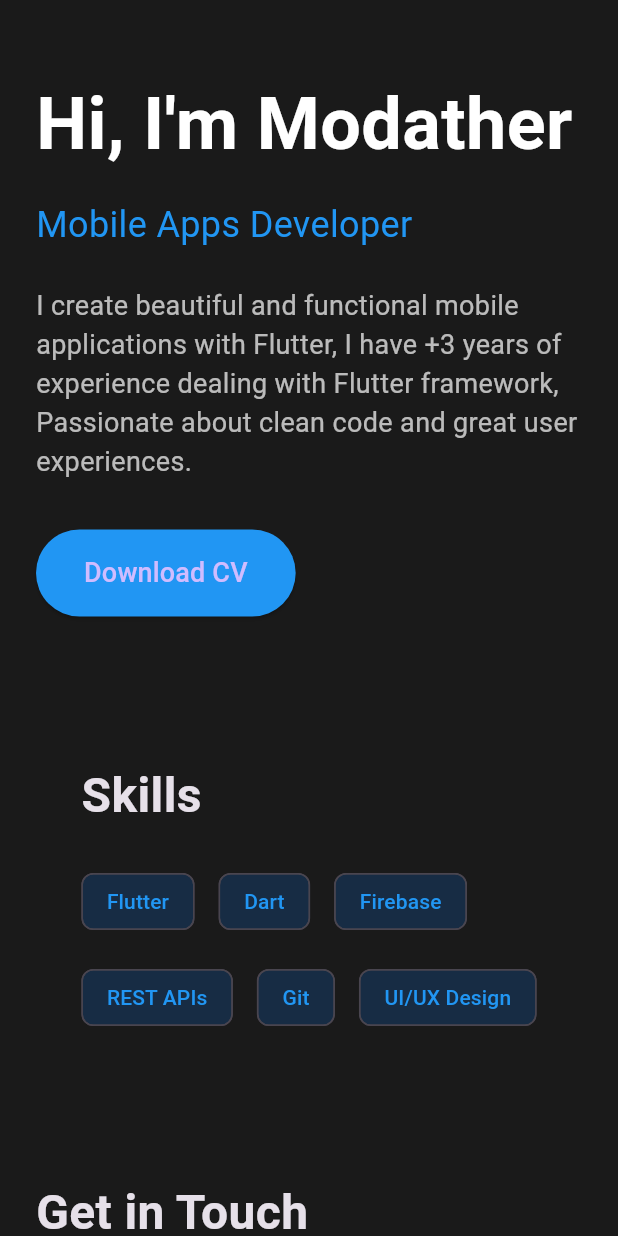
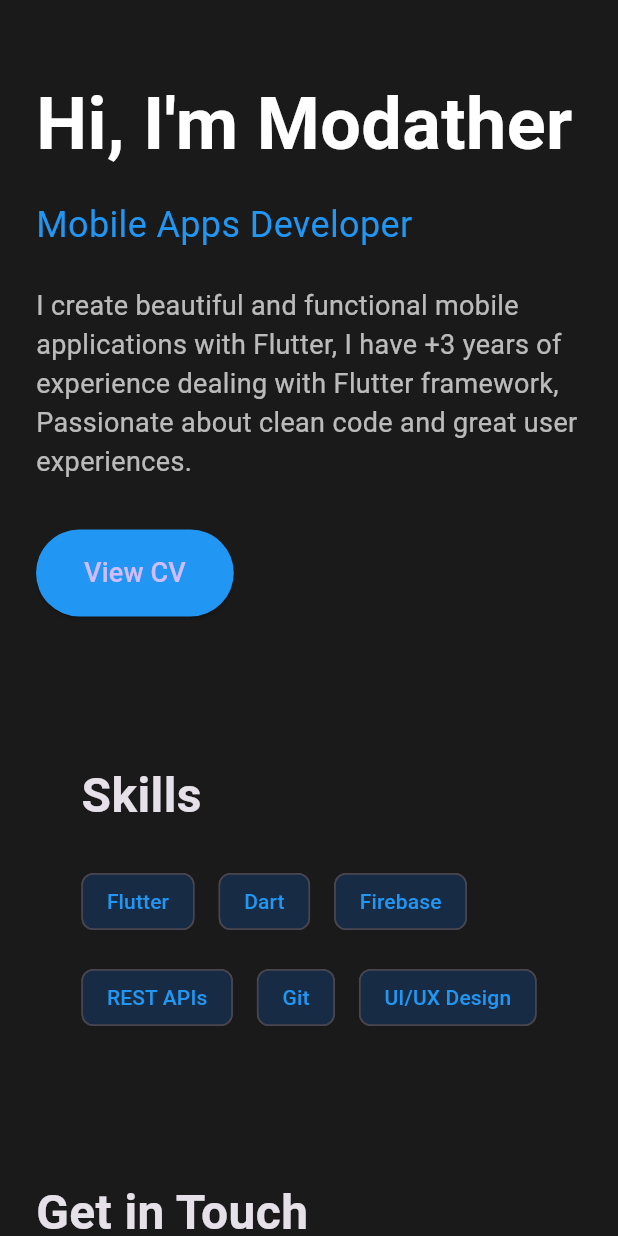
Before and after one commit to mohamedSwylam/Portofolio, a Flutter app: the screen it shows after launch, on a phone screen of 412 x 824 dp. Run offline on Flutter 3.47's test engine with Material 3 defaults, Android fonts, the phone set to English and light mode, and no system bars; our stand-ins replace font_awesome_flutter.

Commit message:
feat: Add CV PDF asset, update LinkedIn URL, and integrate AboutSection in portfolio

```diff
--- /dev/null
+++ b/lib/screens/about_section.dart
@@ -0,0 +1,58 @@
+import 'package:flutter/material.dart';
+import 'package:url_launcher/url_launcher.dart';
+
+class AboutSection extends StatelessWidget {
+  const AboutSection({
+    super.key,
+  });
+
+  @override
+  Widget build(BuildContext context) {
+    return Container(
+      padding: const EdgeInsets.symmetric(horizontal: 24, vertical: 48),
+      child: Column(
+        crossAxisAlignment: CrossAxisAlignment.start,
+        children: [
+          const Text(
+            'Hi, I\'m Modather',
+            style: TextStyle(
+              fontSize: 48,
+              fontWeight: FontWeight.bold,
+              color: Colors.white,
+            ),
+          ),
+          const SizedBox(height: 16),
+          const Text(
+            'Mobile Apps Developer',
+            style: TextStyle(
+              fontSize: 24,
+              color: Colors.blue,
+            ),
+          ),
+          const SizedBox(height: 24),
+          const Text(
+            'I create beautiful and functional mobile applications with Flutter, I have +3 years of experience dealing with Flutter framework, Passionate about clean code and great user experiences.',
+            style: TextStyle(
+              fontSize: 18,
+              color: Colors.white70,
+            ),
+          ),
+          const SizedBox(height: 32),
+          ElevatedButton(
+            onPressed: () {
+              launchUrl(Uri.parse('assets/Modather_CV.pdf'));
+            },
+            style: ElevatedButton.styleFrom(
+              padding: const EdgeInsets.symmetric(horizontal: 32, vertical: 16),
+              backgroundColor: Colors.blue,
+            ),
+            child: const Text(
+              'View CV',
+              style: TextStyle(fontSize: 18),
+            ),
+          ),
+        ],
+      ),
+    );
+  }
+}
--- a/lib/screens/contact_section.dart
+++ b/lib/screens/contact_section.dart
@@ -36,12 +36,17 @@ class ContactSection extends StatelessWidget {
               const SizedBox(width: 16),
               SocialButton(
                 icon: FontAwesomeIcons.linkedin,
-                url: 'https://www.linkedin.com/in/modather-ali/',
+                url: 'https://www.linkedin.com/in/modather-ali',
               ),
               const SizedBox(width: 16),
               SocialButton(
                 icon: FontAwesomeIcons.github,
                 url: 'https://github.com/modather-ali',
+              ),
+              const SizedBox(width: 16),
+              SocialButton(
+                icon: FontAwesomeIcons.whatsapp,
+                url: 'https://wa.me/+201557016433',
               ),
             ],
           ),
--- a/lib/screens/portfolio_home_page.dart
+++ b/lib/screens/portfolio_home_page.dart
@@ -1,5 +1,6 @@
 import 'package:flutter/material.dart';
 
+import 'about_section.dart';
 import 'contact_section.dart';
 import 'skills_section.dart';
 
@@ -12,117 +13,11 @@ class PortfolioHomePage extends StatelessWidget {
       body: SingleChildScrollView(
         child: Column(
           children: [
-            // Hero Section
-            Container(
-              padding: const EdgeInsets.symmetric(horizontal: 24, vertical: 48),
-              child: Column(
-                crossAxisAlignment: CrossAxisAlignment.start,
-                children: [
-                  const Text(
-                    'Hi, I\'m Modather',
-                    style: TextStyle(
-                      fontSize: 48,
-                      fontWeight: FontWeight.bold,
-                      color: Colors.white,
-                    ),
-                  ),
-                  const SizedBox(height: 16),
-                  const Text(
-                    'Mobile Apps Developer',
-                    style: TextStyle(
-                      fontSize: 24,
-                      color: Colors.blue,
-                    ),
-                  ),
-                  const SizedBox(height: 24),
-                  const Text(
-                    'I create beautiful and functional mobile applications with Flutter, I have +3 years of experience dealing with Flutter framework, Passionate about clean code and great user experiences.',
-                    style: TextStyle(
-                      fontSize: 18,
-                      color: Colors.white70,
-                    ),
-                  ),
-                  const SizedBox(height: 32),
-                  ElevatedButton(
-                    onPressed: () {},
-                    style: ElevatedButton.styleFrom(
-                      padding: const EdgeInsets.symmetric(
-                          horizontal: 32, vertical: 16),
-                      backgroundColor: Colors.blue,
-                    ),
-                    child: const Text(
-                      'Download CV',
-                      style: TextStyle(fontSize: 18),
-                    ),
-                  ),
-                ],
-              ),
-            ),
-
+            AboutSection(),
             SkillsSection(),
-
-            // Projects Section
-            Visibility(
-              visible: false,
-              child: Container(
-                padding:
-                    const EdgeInsets.symmetric(horizontal: 24, vertical: 48),
-                child: Column(
-                  crossAxisAlignment: CrossAxisAlignment.start,
-                  children: [
-                    const Text(
-                      'Projects',
-                      style: TextStyle(
-                        fontSize: 32,
-                        fontWeight: FontWeight.bold,
-                      ),
-                    ),
-                    const SizedBox(height: 24),
-                    _buildProjectCard(
-                      'Project 1',
-                      'A brief description of your first project and its key features.',
-                    ),
-                    const SizedBox(height: 16),
-                    _buildProjectCard(
-                      'Project 2',
-                      'A brief description of your second project and its key features.',
-                    ),
-                  ],
-                ),
-              ),
-            ),
-
-            //
             ContactSection(),
-          ],
-        ),
-      ),
-    );
-  }
-
-  Widget _buildProjectCard(String title, String description) {
-    return Card(
-      color: const Color(0xFF2A2A2A),
-      child: Padding(
-        padding: const EdgeInsets.all(16),
-        child: Column(
-          crossAxisAlignment: CrossAxisAlignment.start,
-          children: [
-            Text(
-              title,
-              style: const TextStyle(
-                fontSize: 24,
-                fontWeight: FontWeight.bold,
-              ),
-            ),
-            const SizedBox(height: 8),
-            Text(
-              description,
-              style: const TextStyle(
-                fontSize: 16,
-                color: Colors.white70,
-              ),
-            ),
+            const SizedBox(height: 10),
+            Text('Made with Flutter 💙 by Modather Ali'),
           ],
         ),
       ),
--- /dev/null
+++ b/lib/screens/projects_section.dart
@@ -0,0 +1,63 @@
+import 'package:flutter/material.dart';
+
+class ProjectsSection extends StatelessWidget {
+  const ProjectsSection({super.key});
+
+  @override
+  Widget build(BuildContext context) {
+    return Container(
+      padding: const EdgeInsets.symmetric(horizontal: 24, vertical: 48),
+      child: Column(
+        crossAxisAlignment: CrossAxisAlignment.start,
+        children: [
+          const Text(
+            'Projects',
+            style: TextStyle(
+              fontSize: 32,
+              fontWeight: FontWeight.bold,
+            ),
+          ),
+          const SizedBox(height: 24),
+          _buildProjectCard(
+            'Project 1',
+            'A brief description of your first project and its key features.',
+          ),
+          const SizedBox(height: 16),
+          _buildProjectCard(
+            'Project 2',
+            'A brief description of your second project and its key features.',
+          ),
+        ],
+      ),
+    );
+  }
+
+  Widget _buildProjectCard(String title, String description) {
+    return Card(
+      color: const Color(0xFF2A2A2A),
+      child: Padding(
+        padding: const EdgeInsets.all(16),
+        child: Column(
+          crossAxisAlignment: CrossAxisAlignment.start,
+          children: [
+            Text(
+              title,
+              style: const TextStyle(
+                fontSize: 24,
+                fontWeight: FontWeight.bold,
+              ),
+            ),
+            const SizedBox(height: 8),
+            Text(
+              description,
+              style: const TextStyle(
+                fontSize: 16,
+                color: Colors.white70,
+              ),
+            ),
+          ],
+        ),
+      ),
+    );
+  }
+}
--- a/pubspec.yaml
+++ b/pubspec.yaml
@@ -82,6 +82,7 @@ flutter:
 
   assets:
     - assets/images/
+    - assets/Modather_CV.pdf
 
   fonts:
     - family: Lora
```
Also changed, not shown: 1 other file.
